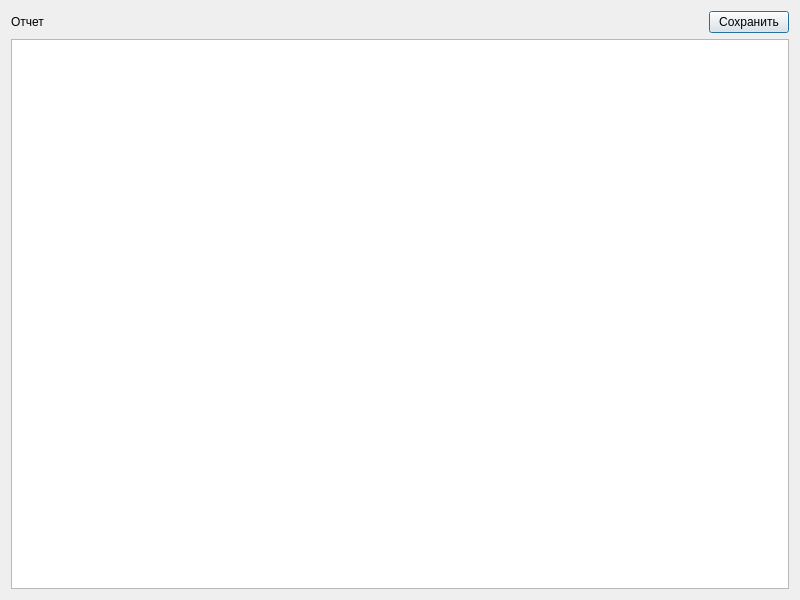
The window that dialogreport.ui (Sergeyego/doz_view) describes before a commit, drawn with Qt 5.
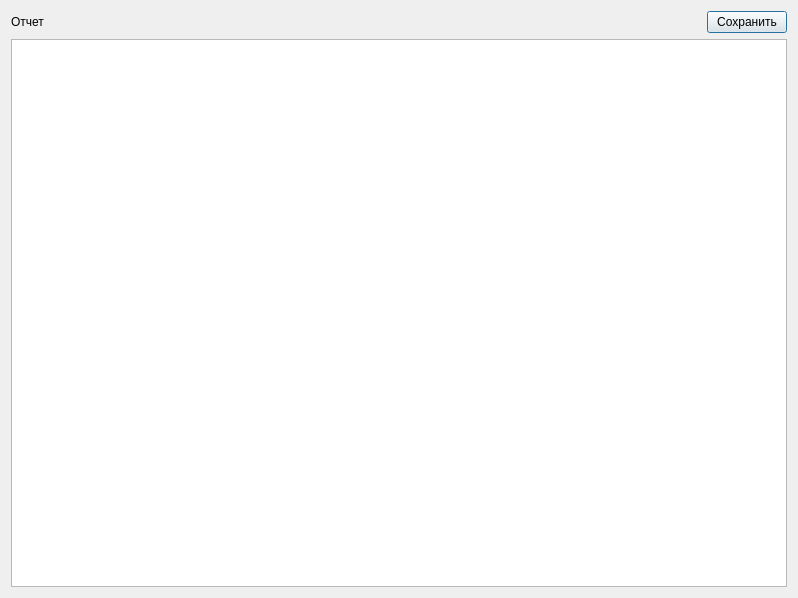
The same window after the commit. Custom widgets are drawn as their Qt base class.

Patch:
```diff
--- a/dialogreport.ui
+++ b/dialogreport.ui
@@ -6,8 +6,8 @@
    <rect>
     <x>0</x>
     <y>0</y>
-    <width>800</width>
-    <height>600</height>
+    <width>798</width>
+    <height>598</height>
    </rect>
   </property>
   <property name="windowTitle">
```
